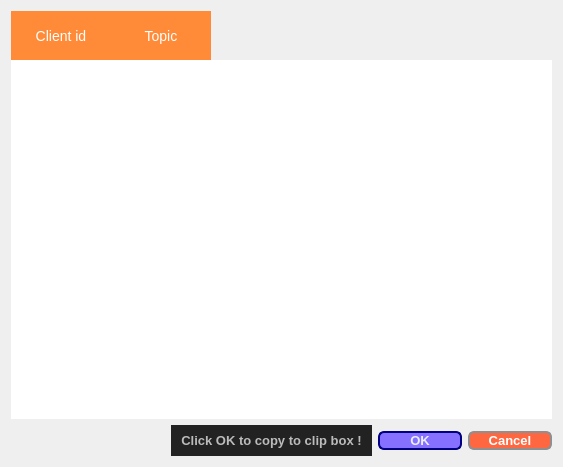
The window that UI/EMQ_Topic_Get.ui (PeterH0323/MQTT_Assistant) describes before a commit, drawn with Qt 5.
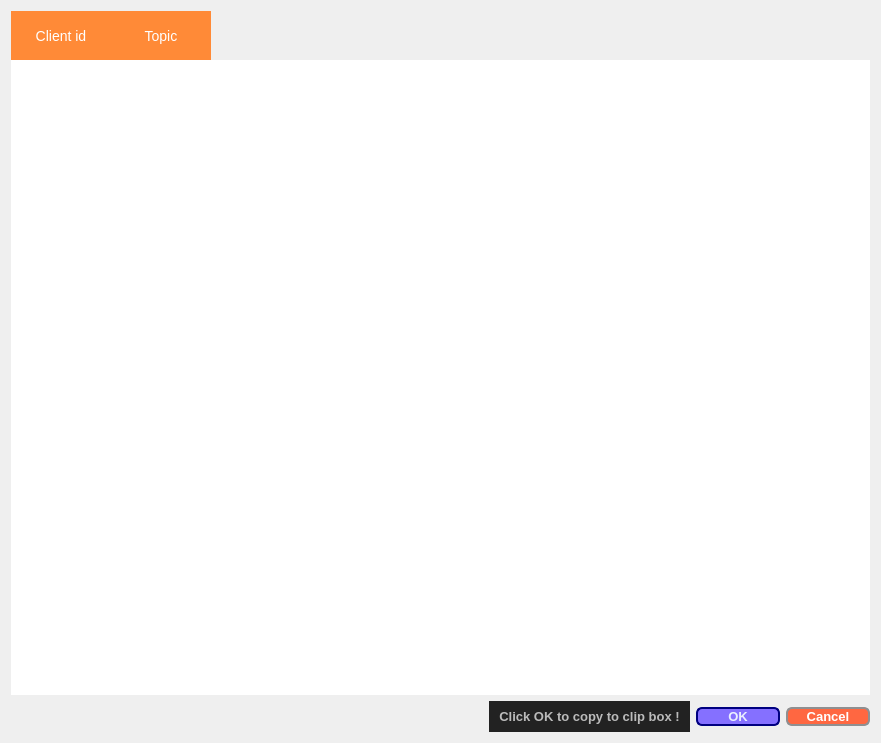
The same window after the commit. Icons and pictures are not drawn.

```diff
--- a/UI/EMQ_Topic_Get.ui
+++ b/UI/EMQ_Topic_Get.ui
@@ -6,8 +6,8 @@
    <rect>
     <x>0</x>
     <y>0</y>
-    <width>563</width>
-    <height>467</height>
+    <width>881</width>
+    <height>743</height>
    </rect>
   </property>
   <property name="windowTitle">
```
